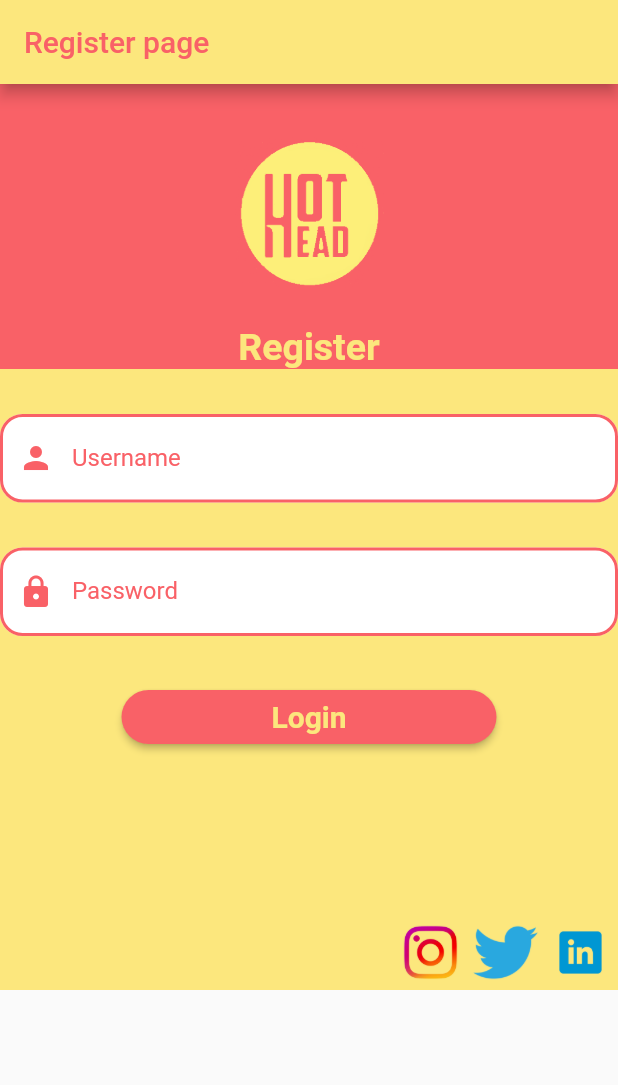
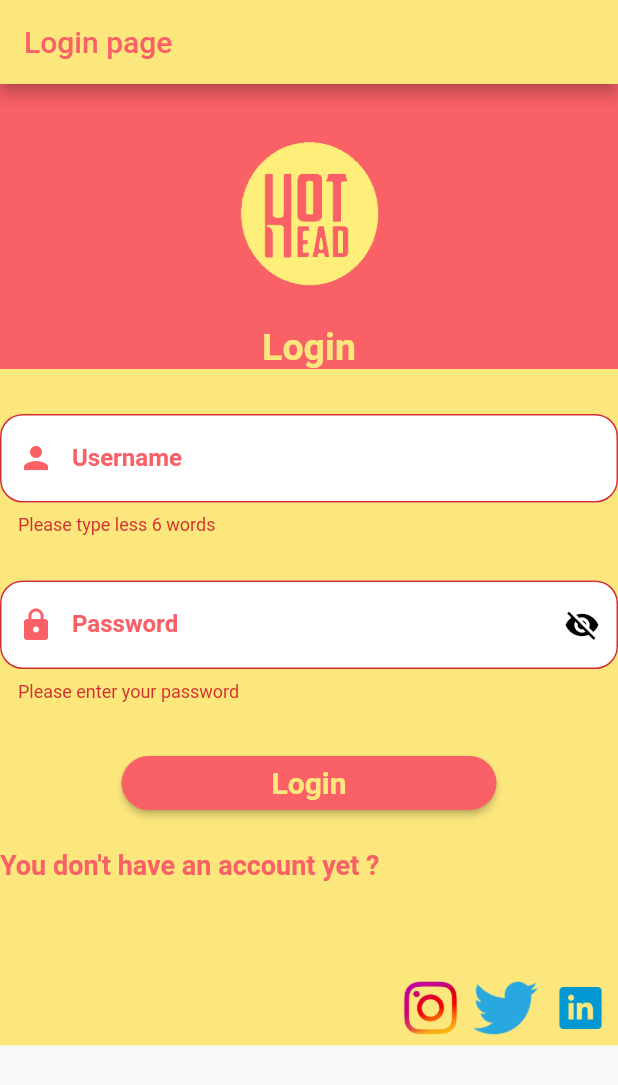
Before and after one commit to yunusemree55/FlutterDemo, a Flutter app: the screen it shows after launch, after a tap on "Login", on a phone screen of 412 x 824 dp. Shown: the top 1085 px of the screen. Run offline on Flutter 3.47's test engine with Material 2 defaults, Android fonts, the phone set to English and light mode, and no system bars; our stand-ins replace flutter_slidable, google_fonts; network calls fail; Roboto replaces fonts that are missing (Heebo, Laila).

```diff
--- a/eshop/lib/main.dart
+++ b/eshop/lib/main.dart
@@ -1,4 +1,5 @@
 import 'package:eshop/screens/login_screen.dart';
+import 'package:eshop/screens/register_screen.dart';
 import 'package:flutter/material.dart';
 
 void main() {
@@ -14,12 +15,15 @@ class MyApp extends StatelessWidget {
       title: 'Flutter Demo',
       routes: {
         "/login":(BuildContext contex) => LoginScreen(),
+        "/register":(BuildContext contex) => RegisterScreen(),
       },
         initialRoute: "/login",
       theme: ThemeData(
         primarySwatch: Colors.blue,
       ),
 
+
+
     );
   }
 }
--- /dev/null
+++ b/eshop/lib/models/customer.dart
@@ -0,0 +1,19 @@
+
+class Customer{
+
+  late int id;
+  late String username;
+  late String password;
+  late String phoneNumber;
+  late String photoUrl;
+
+
+
+  Customer(this.id,this.username,this.password,this.phoneNumber,this.photoUrl);
+  Customer.withoutPhoto(this.id,this.username,this.password,this.phoneNumber);
+  Customer.withoutId(this.username,this.password,this.phoneNumber,this.photoUrl);
+  Customer.withLessInfo(this.username,this.password);
+
+
+
+}
--- a/eshop/lib/screens/login_screen.dart
+++ b/eshop/lib/screens/login_screen.dart
@@ -1,6 +1,12 @@
+import 'package:eshop/validator/customer_login_validator.dart';
+import 'package:eshop/models/customer.dart';
+import 'package:eshop/screens/register_screen.dart';
+import 'package:eshop/widgets/login_page_widgets.dart';
 import 'package:flutter/cupertino.dart';
+import 'package:flutter/gestures.dart';
 import 'package:flutter/material.dart';
 import 'package:google_fonts/google_fonts.dart';
+import 'package:url_launcher/url_launcher.dart';
 
 class LoginScreen extends StatefulWidget {
   @override
@@ -10,171 +16,193 @@ class LoginScreen extends StatefulWidget {
 }
 
 class LoginScreenState extends State<LoginScreen> {
+  Customer customer1 = Customer.withLessInfo("", "");
+
+  final loginFormKey = GlobalKey<FormState>();
+
+  bool showPassword = true;
+  bool click = true;
+
+  void showPasswordTextField() {
+    setState(() {
+      showPassword = !showPassword;
+    });
+  }
+
+  void changePasswordIcon() {
+    setState(() {
+      click = !click;
+    });
+  }
+
   @override
   Widget build(BuildContext context) {
     return Scaffold(
         appBar: AppBar(
-          title: Text("Register page"),
+          title: Text("Login page"),
           foregroundColor: Color.fromRGBO(249, 97, 103, 1),
           backgroundColor: Color.fromRGBO(252, 231, 125, 50),
         ),
-        body: SingleChildScrollView(
-          child: buildRegisterPageField()
-        ));
+        body: SingleChildScrollView(child: buildRegisterPageField()));
   }
 
-
-
-
   Widget buildRegisterPageField() {
-
     return Container(
       color: Color.fromRGBO(252, 231, 125, 50),
-
       child: Column(
         children: <Widget>[
-
-          buildRegisterBoxField(),
+          loginPageWidgets.buildLoginBoxField(),
           Padding(padding: EdgeInsets.all(15)),
-
-          buildUserNameTextField(),
-          Padding(padding: EdgeInsets.all(15)),
-
-          buildPasswordTextField(),
-          Padding(padding: EdgeInsets.all(15)),
-
-          buildSubmitButtonField(),
-          Row(
-
+          buildLoginFormField(),
+          buildFieldForNewUser(),
+          Row(),
+          SizedBox(
+            height: 60,
           ),
-          SizedBox(height: 108,),
-          buildSocialMediaField()
-
-
-
-
+          loginPageWidgets.buildSocialMediaField()
         ],
       ),
     );
-
   }
 
-
-  Widget buildRegisterBoxField() {
-    return Container(
-        color: Color.fromRGBO(249, 97, 103, 1),
-        width: MediaQuery.of(context).size.width,
-        height: 190,
+  Widget buildLoginFormField() {
+    return Form(
+      key: loginFormKey,
       child: Column(
-          mainAxisAlignment: MainAxisAlignment.end,
         children: [
-
-            Image.asset("lib/photos/logo1.jpeg", height: 150, width: 100,),
-
-            Align(
-                alignment: Alignment.center,
-                child: Text("Register",
-                    style: GoogleFonts.heebo(
-                      fontWeight: FontWeight.bold,
-                      fontSize: 25,
-                      color: Color.fromRGBO(252, 231, 125, 50),
-                    )))
+          buildUserNameTextField(),
+          Padding(padding: EdgeInsets.all(15)),
+          buildPasswordTextField(),
+          Padding(padding: EdgeInsets.all(15)),
+          buildSubmitButtonField(),
+          Padding(padding: EdgeInsets.all(10)),
         ],
-        ));
+      ),
+    );
   }
 
   Widget buildUserNameTextField() {
-
-    return TextField(
-
+    return TextFormField(
+      onSaved: (value) {
+        customer1.username = value!;
+      },
+      validator: (value) => CustomerLoginValidator.checkUsernameField(value!),
       decoration: InputDecoration(
           labelText: "Username",
-          labelStyle: TextStyle(color: Color.fromRGBO(249, 97, 103, 1)),
+          labelStyle: TextStyle(
+              color: Color.fromRGBO(249, 97, 103, 1),
+              fontWeight: FontWeight.bold),
           fillColor: Colors.white,
           filled: true,
           border: OutlineInputBorder(
             borderRadius: BorderRadius.all(Radius.circular(15)),
           ),
           focusedBorder: OutlineInputBorder(
-              borderRadius:
-              BorderRadius.all(Radius.circular(15)),
+              borderRadius: BorderRadius.all(Radius.circular(15)),
               borderSide:
                   BorderSide(width: 2, color: Color.fromRGBO(249, 97, 103, 1))),
           enabledBorder: OutlineInputBorder(
             borderRadius: BorderRadius.all(Radius.circular(15)),
-            borderSide: BorderSide(width: 2, color: Color.fromRGBO(249, 97, 103, 1)),
+            borderSide:
+                BorderSide(width: 2, color: Color.fromRGBO(249, 97, 103, 1)),
           ),
           prefixIcon: Icon(
             Icons.person,
             color: Color.fromRGBO(249, 97, 103, 1),
           )),
     );
-
   }
 
   Widget buildPasswordTextField() {
-
-    return TextField(
-      obscureText: true,
+    return TextFormField(
+      onSaved: (value) {
+        customer1.password = value!;
+      },
+      validator: (value) => CustomerLoginValidator.checkPasswordField(value!),
+      obscureText: showPassword,
       decoration: InputDecoration(
           labelText: "Password",
-          labelStyle: TextStyle(color: Color.fromRGBO(249, 97, 103, 1)),
+          labelStyle: TextStyle(
+              color: Color.fromRGBO(249, 97, 103, 1),
+              fontWeight: FontWeight.bold),
           fillColor: Colors.white,
           filled: true,
-
           border: OutlineInputBorder(
             borderRadius: BorderRadius.all(Radius.circular(15)),
           ),
           focusedBorder: OutlineInputBorder(
-              borderRadius:
-              BorderRadius.all(Radius.circular(15)),
+              borderRadius: BorderRadius.all(Radius.circular(15)),
               borderSide:
                   BorderSide(width: 2, color: Color.fromRGBO(249, 97, 103, 1))),
           enabledBorder: OutlineInputBorder(
             borderRadius: BorderRadius.all(Radius.circular(15)),
-            borderSide: BorderSide(width: 2, color: Color.fromRGBO(249, 97, 103, 1)),
+            borderSide:
+                BorderSide(width: 2, color: Color.fromRGBO(249, 97, 103, 1)),
           ),
           prefixIcon: Icon(
             Icons.lock,
             color: Color.fromRGBO(249, 97, 103, 1),
+          ),
+          suffixIcon: IconButton(
+            icon: click ? Icon(Icons.visibility_off) : Icon(Icons.visibility),
+            onPressed: () {
+              showPasswordTextField();
+              changePasswordIcon();
+            },
+            color: Colors.black,
           )),
     );
-
-
-
   }
 
   Widget buildSubmitButtonField() {
 
+
+
     return SizedBox(
       width: 250,
-      child: ElevatedButton(onPressed: (){},
+      child: ElevatedButton(
+        onPressed: () {
+          if (loginFormKey.currentState!.validate()) {
+            loginFormKey.currentState!.save();
+            print(customer1.username);
+            print(customer1.password);
+            Navigator.pushNamed(context, "/register");
+
+          }
+
+
+        },
         child: Text("Login"),
         style: ElevatedButton.styleFrom(
           primary: Color.fromRGBO(249, 97, 103, 1),
           onPrimary: Color.fromRGBO(252, 231, 125, 50),
-            textStyle: TextStyle(fontSize: 20,fontWeight: FontWeight.bold),
-            shape: RoundedRectangleBorder(borderRadius: BorderRadius.circular(20)),
-
+          textStyle: TextStyle(fontSize: 20, fontWeight: FontWeight.bold),
+          shape:
+              RoundedRectangleBorder(borderRadius: BorderRadius.circular(20)),
         ),
       ),
     );
-
   }
 
-  Widget buildSocialMediaField() {
-
+  Widget buildFieldForNewUser() {
     return Row(
-        mainAxisAlignment: MainAxisAlignment.end,
       children: [
-
-          Image.asset("lib/photos/iglogo.png",height: 50),
-          Image.asset("lib/photos/twlogo.png",height: 50),
-          Image.asset("lib/photos/linkedinlogo.png",height: 50)
-
-        ]
+        Text.rich(TextSpan(children: [
+          TextSpan(
+              text: "You don't have an account yet ?",
+              style: GoogleFonts.laila(
+                  fontWeight: FontWeight.bold,
+                  fontSize: 18,
+                  color: Color.fromRGBO(249, 97, 103, 1)),
+              recognizer: TapGestureRecognizer()
+                ..onTap = () {
+                  Navigator.push(
+                      context,
+                      MaterialPageRoute(
+                          builder: (context) => RegisterScreen()));
+                })
+        ])),
+      ],
     );
   }
-
-
 }
--- /dev/null
+++ b/eshop/lib/validator/customer_login_validator.dart
@@ -0,0 +1,44 @@
+
+
+class CustomerLoginValidator{
+
+
+
+  static String? checkUsernameField(String value){
+
+    if(value.length < 6 ){
+      return "Please type less 6 words";
+    }
+    else if(value.isEmpty == true ){
+      return "Please enter your username";
+    }else{
+      return null;
+    }
+
+
+  }
+
+
+  static String? checkPasswordField(String value){
+
+    if(value.isEmpty == true ){
+      return "Please enter your password";
+    }else{
+      return null;
+    }
+  }
+
+
+  static String? checkPhoneField(String value){
+
+    if(value.length != 11){
+      return "Write your phone number correctly";
+    }else{
+      null;
+    }
+
+
+  }
+
+
+}
--- /dev/null
+++ b/eshop/lib/widgets/login_page_widgets.dart
@@ -0,0 +1,69 @@
+
+import 'package:flutter/cupertino.dart';
+import 'package:google_fonts/google_fonts.dart';
+import 'package:url_launcher/url_launcher.dart';
+
+class LoginPageWidgets{
+
+   Widget buildLoginBoxField() {
+    return Container(
+        color: Color.fromRGBO(249, 97, 103, 1),
+        height: 190,
+        child: Column(
+          mainAxisAlignment: MainAxisAlignment.end,
+          children: [
+
+            Image.asset("lib/photos/logo1.jpeg", height: 150, width: 100,),
+
+            Align(
+                alignment: Alignment.center,
+                child: Text("Login",
+                    style: GoogleFonts.heebo(
+                      fontWeight: FontWeight.bold,
+                      fontSize: 25,
+                      color: Color.fromRGBO(252, 231, 125, 50),
+                    )))
+          ],
+        ));
+  }
+
+   Widget buildSocialMediaField() {
+
+    Uri twitterUrl = Uri.parse("https://twitter.com");
+    Uri instagramUrl = Uri.parse("https://www.instagram.com/?hl=tr");
+    Uri linkedinUrl = Uri.parse("https://www.linkedin.com");
+
+    return Row(
+        mainAxisAlignment: MainAxisAlignment.end,
+        children: [
+
+          GestureDetector(
+              onTap: () => _launch(instagramUrl),
+              child: Image.asset("lib/photos/iglogo.png",height: 50)),
+
+
+          GestureDetector(
+              onTap: () => _launch(twitterUrl) ,
+              child: Image.asset("lib/photos/twlogo.png",height: 50)),
+
+
+          GestureDetector(
+              onTap: () => _launch(linkedinUrl),
+              child: Image.asset("lib/photos/linkedinlogo.png",height: 50))
+
+        ]
+    );
+  }
+
+  Future<void> _launch(Uri url) async{
+
+    await canLaunchUrl(url)
+        ? await launchUrl(url)
+        : "Error";
+  }
+
+
+}
+
+
+LoginPageWidgets loginPageWidgets = LoginPageWidgets();
--- a/eshop/pubspec.yaml
+++ b/eshop/pubspec.yaml
@@ -30,6 +30,9 @@ dependencies:
   flutter:
     sdk: flutter
   google_fonts: ^3.0.1
+  url_launcher: ^6.0.17
+  firebase_auth: ^3.4.2
+  cloud_firestore: ^3.3.0
 
 
   # The following adds the Cupertino Icons font to your application.
```
Also changed, not shown: eshop/lib/screens/register_screen.dart (added, +209 -0 lines), eshop/pubspec.lock, 3 other files. Lines whose indentation alone changed are shown as unchanged.
